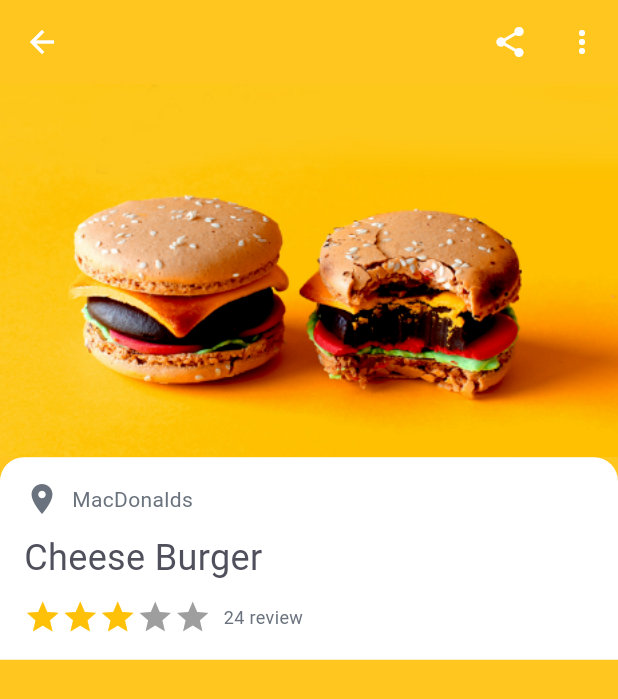
After one commit to hzfty/test_food_app, a Flutter app: the screen it shows after launch, after a tap on "Burger beer", on a phone screen of 412 x 824 dp. The commit adds this screen. Shown: the top 699 px of the screen. Run offline on Flutter 3.47's test engine with Material 3 defaults, Android fonts, the phone set to English and light mode, and no system bars; our stand-ins replace flutter_svg.

Commit message:
add detail page (incomplete)

```diff
--- /dev/null
+++ b/lib/components/custom_reting_stars.dart
@@ -0,0 +1,251 @@
+import 'package:flutter/material.dart';
+
+/// A customizable animated rating bar widget.
+///
+/// Users can interact with this widget to provide a rating.
+class AnimatedRatingStars extends StatefulWidget {
+  /// The initial rating for the widget.
+  final double initialRating;
+
+  /// The minimum rating value.
+  final double minRating;
+
+  /// The maximum rating value.
+  final double maxRating;
+
+  /// The color for filled stars.
+  final Color filledColor;
+
+  /// The color for empty stars.
+  final Color emptyColor;
+
+  /// The icon used for filled stars.
+  final IconData filledIcon;
+
+  /// The icon used for half-filled stars.
+  final IconData halfFilledIcon;
+
+  /// The icon used for empty stars.
+  final IconData emptyIcon;
+
+  /// A callback function called when the rating changes.
+  final Function(double) onChanged;
+
+  // New properties
+
+  /// Determines whether to display the rating value.
+  final bool displayRatingValue;
+
+  /// Determines whether to enable interactive tooltips.
+  final bool interactiveTooltips;
+
+  /// The custom icon for filled stars.
+  final IconData customFilledIcon;
+
+  /// The custom icon for half-filled stars.
+  final IconData customHalfFilledIcon;
+
+  /// The custom icon for empty stars.
+  final IconData customEmptyIcon;
+
+  /// The size of each star.
+  final double starSize;
+
+  /// The duration of the animation when the rating changes.
+  final Duration animationDuration;
+
+  /// The curve for the animation when the rating changes.
+  final Curve animationCurve;
+
+  /// Determines whether the widget is read-only.
+  final bool readOnly;
+
+  /// Creates an [AnimatedRatingStars] widget.
+  const AnimatedRatingStars({
+    super.key,
+    this.initialRating = 0.0,
+    this.minRating = 0.0,
+    this.maxRating = 5.0,
+    this.filledColor = Colors.amber,
+    this.emptyColor = Colors.grey,
+    this.filledIcon = Icons.star,
+    this.halfFilledIcon = Icons.star_half,
+    this.emptyIcon = Icons.star_border,
+    required this.onChanged,
+    this.displayRatingValue = true,
+    this.interactiveTooltips = false,
+    required this.customFilledIcon,
+    required this.customHalfFilledIcon,
+    required this.customEmptyIcon,
+    this.starSize = 30.0,
+    this.animationDuration = const Duration(milliseconds: 300),
+    this.animationCurve = Curves.easeInOut,
+    this.readOnly = false,
+  });
+
+  @override
+  _AnimatedRatingStarsState createState() => _AnimatedRatingStarsState();
+}
+
+class _AnimatedRatingStarsState extends State<AnimatedRatingStars> {
+  double _rating = 0.0;
+
+  @override
+  void initState() {
+    super.initState();
+    _rating = widget.initialRating;
+  }
+
+  @override
+  Widget build(BuildContext context) {
+    return Row(
+      mainAxisSize: MainAxisSize.min,
+      children: List.generate(widget.maxRating.toInt(), (index) {
+        return GestureDetector(
+          onTap: () {
+            if (!widget.readOnly) {
+              double selectedRating = index.toDouble() + 1.0;
+              if (_rating == selectedRating && widget.interactiveTooltips) {
+                _rating -= 0.5; // Toggle half-star state
+              } else {
+                _rating = selectedRating;
+              }
+              widget.onChanged(_rating);
+              setState(() {}); // Rebuild widget to reflect changes
+            }
+          },
+          child: AnimatedStar(
+            filled: _rating >= index + 1,
+            halfFilled: widget.interactiveTooltips && _rating == index + 0.5,
+            filledColor: widget.filledColor,
+            emptyColor: widget.emptyColor,
+            filledIcon: widget.customFilledIcon,
+            halfFilledIcon: widget.customHalfFilledIcon,
+            emptyIcon: widget.customEmptyIcon,
+            starSize: widget.starSize,
+            animationDuration: widget.animationDuration,
+            animationCurve: widget.animationCurve,
+          ),
+        );
+      }),
+    );
+  }
+}
+
+/// A single animated star widget.
+class AnimatedStar extends StatefulWidget {
+  /// Determines whether the star is filled.
+  final bool filled;
+
+  /// Determines whether the star is half-filled.
+  final bool halfFilled;
+
+  /// The color for filled stars.
+  final Color filledColor;
+
+  /// The color for empty stars.
+  final Color emptyColor;
+
+  /// The icon used for filled stars.
+  final IconData filledIcon;
+
+  /// The icon used for half-filled stars.
+  final IconData halfFilledIcon;
+
+  /// The icon used for empty stars.
+  final IconData emptyIcon;
+
+  /// The size of the star.
+  final double starSize;
+
+  /// The duration of the animation when the star state changes.
+  final Duration animationDuration;
+
+  /// The curve for the animation when the star state changes.
+  final Curve animationCurve;
+
+  /// Creates an [AnimatedStar] widget.
+  const AnimatedStar({
+    super.key,
+    this.filled = false,
+    this.halfFilled = false,
+    this.filledColor = Colors.amber,
+    this.emptyColor = Colors.grey,
+    this.filledIcon = Icons.star,
+    this.halfFilledIcon = Icons.star_half,
+    this.emptyIcon = Icons.star_border,
+    this.starSize = 30.0,
+    this.animationDuration = const Duration(milliseconds: 300),
+    this.animationCurve = Curves.easeInOut,
+  });
+
+  @override
+  _AnimatedStarState createState() => _AnimatedStarState();
+}
+
+class _AnimatedStarState extends State<AnimatedStar>
+    with SingleTickerProviderStateMixin {
+  late AnimationController _animationController;
+  late Animation<double> _animation;
+
+  @override
+  void initState() {
+    super.initState();
+    _animationController = AnimationController(
+      vsync: this,
+      duration: widget.animationDuration,
+    );
+    _animation = Tween<double>(begin: 0.0, end: 1.0).animate(
+      CurvedAnimation(
+        parent: _animationController,
+        curve: widget.animationCurve,
+      ),
+    );
+
+    if (widget.filled || widget.halfFilled) {
+      _animationController.forward();
+    }
+  }
+
+  @override
+  void didUpdateWidget(covariant AnimatedStar oldWidget) {
+    super.didUpdateWidget(oldWidget);
+
+    if (widget.filled != oldWidget.filled ||
+        widget.halfFilled != oldWidget.halfFilled) {
+      if (widget.filled || widget.halfFilled) {
+        _animationController.forward();
+      } else {
+        _animationController.reverse();
+      }
+    }
+  }
+
+  @override
+  void dispose() {
+    _animationController.dispose();
+    super.dispose();
+  }
+
+  @override
+  Widget build(BuildContext context) {
+    return AnimatedBuilder(
+      animation: _animation,
+      builder: (context, child) {
+        return Icon(
+          widget.filled
+              ? widget.filledIcon
+              : widget.halfFilled
+                  ? widget.halfFilledIcon
+                  : widget.emptyIcon,
+          color: Color.lerp(
+            widget.emptyColor,
+            widget.filledColor,
+            _animation.value,
+          ),
+          size: 25,
+        );
+      },
+    );
+  }
+}
--- a/lib/constants.dart
+++ b/lib/constants.dart
@@ -3,4 +3,4 @@ import 'package:flutter/material.dart';
 const kPrimaryColor = Color(0xFFFFC61F);
 const ksecondaryColor = Color(0xFFB5BFD0);
 const kTextColor = Color(0xFF50505D);
-const lTextLightColor = Color(0xFF6A727D);
+const kTextLightColor = Color(0xFF6A727D);
--- /dev/null
+++ b/lib/screens/details/details_screen.dart
@@ -0,0 +1,111 @@
+import 'package:flutter/material.dart';
+import 'package:food_app/components/custom_reting_stars.dart';
+import 'package:food_app/constants.dart';
+
+class DetailsScreen extends StatelessWidget {
+  const DetailsScreen({super.key});
+
+  @override
+  Widget build(BuildContext context) {
+    return Scaffold(
+      appBar: AppBar(
+        backgroundColor: kPrimaryColor,
+        leading: IconButton(
+          icon: Icon(
+            Icons.arrow_back,
+            color: Colors.white,
+          ),
+          onPressed: () {
+            Navigator.of(context).pop();
+          },
+        ),
+        actions: [
+          IconButton(
+            icon: Icon(
+              Icons.share,
+              color: Colors.white,
+            ),
+            onPressed: () {},
+          ),
+          IconButton(
+            icon: Icon(
+              Icons.more_vert,
+              color: Colors.white,
+            ),
+            onPressed: () {},
+          )
+        ],
+      ),
+      body: Container(
+        color: kPrimaryColor,
+        child: Column(
+          children: [
+            Image.asset('assets/images/burger.png'),
+            Container(
+              padding: EdgeInsets.all(16),
+              decoration: BoxDecoration(
+                  color: Colors.white,
+                  borderRadius: BorderRadius.only(
+                      topLeft: Radius.circular(16),
+                      topRight: Radius.circular(16))),
+              child: Column(
+                crossAxisAlignment: CrossAxisAlignment.start,
+                children: [
+                  Row(
+                    children: [
+                      Column(
+                        children: [
+                          Row(
+                            children: [
+                              Icon(
+                                Icons.place,
+                                color: kTextLightColor,
+                              ),
+                              SizedBox(
+                                width: 8,
+                              ),
+                              Text(
+                                'MacDonalds',
+                                style: TextStyle(
+                                  color: kTextLightColor,
+                                  fontSize: 14,
+                                ),
+                              )
+                            ],
+                          )
+                        ],
+                      )
+                    ],
+                  ),
+                  SizedBox(height: 10),
+                  Text(
+                    'Cheese Burger',
+                    style: TextStyle(color: kTextColor, fontSize: 24),
+                  ),
+                  SizedBox(height: 10),
+                  Row(
+                    children: [
+                      AnimatedRatingStars(
+                          initialRating: 3.5,
+                          minRating: 0.0,
+                          maxRating: 5.0,
+                          starSize: 15,
+                          onChanged: (value) {},
+                          customFilledIcon: Icons.star,
+                          customHalfFilledIcon: Icons.star,
+                          customEmptyIcon: Icons.star),
+                      SizedBox(width: 8),
+                      Text('24 review',
+                          style:
+                              TextStyle(fontSize: 12, color: kTextLightColor))
+                    ],
+                  )
+                ],
+              ),
+            ),
+          ],
+        ),
+      ),
+    );
+  }
+}
--- a/lib/screens/home/components/body.dart
+++ b/lib/screens/home/components/body.dart
@@ -19,7 +19,7 @@ class Body extends StatelessWidget {
         ),
         CategoryList(),
         ComboList(),
-        DiscountWidget(), //сасать!
+        DiscountWidget(),
       ],
     );
   }
--- a/lib/screens/home/components/combo_item.dart
+++ b/lib/screens/home/components/combo_item.dart
@@ -1,6 +1,7 @@
 import 'package:flutter/material.dart';
 import 'package:flutter_svg/flutter_svg.dart';
 import 'package:food_app/constants.dart';
+import 'package:food_app/screens/details/details_screen.dart';
 import 'package:food_app/screens/home/components/combo_list.dart';
 
 class ComboItem extends StatelessWidget {
@@ -9,7 +10,14 @@ class ComboItem extends StatelessWidget {
 
   @override
   Widget build(BuildContext context) {
-    return Container(
+    return GestureDetector(
+      onTap: () {
+        Navigator.of(context)
+            .push(MaterialPageRoute(builder: (BuildContext context) {
+          return DetailsScreen();
+        })); //еба команды жирная 🙄
+      },
+      child: Container(
         width: 180,
         margin: EdgeInsets.all(8),
         decoration: BoxDecoration(
@@ -51,6 +59,7 @@ class ComboItem extends StatelessWidget {
             )
           ],
         ),
+      ),
     );
   }
 }
--- a/pubspec.yaml
+++ b/pubspec.yaml
@@ -36,7 +36,6 @@ dependencies:
   # Use with the CupertinoIcons class for iOS style icons.
   cupertino_icons: ^1.0.6
   flutter_svg: ^2.0.10+1
-  animated_rating_stars: ^1.0.1
 
 dev_dependencies:
   flutter_test:
```
Also changed, not shown: pubspec.lock, 5 other files. Lines whose indentation alone changed are shown as unchanged.
